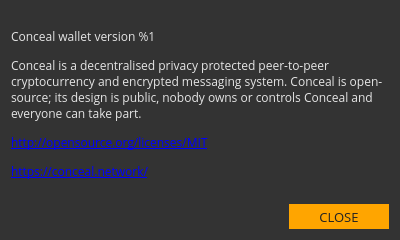
First picture: the form in src/gui/ui/aboutdialog.ui, repository ConcealNetwork/conceal-desktop, before the edit.
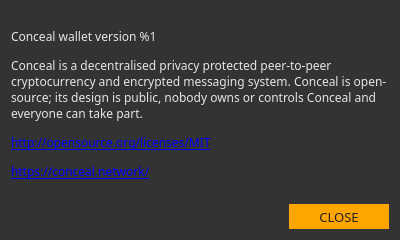
Second picture: the form after the edit.

Diff of the .ui file:
```diff
--- a/src/gui/ui/aboutdialog.ui
+++ b/src/gui/ui/aboutdialog.ui
@@ -45,7 +45,7 @@
      </property>
      <property name="font">
       <font>
-       <family>Open Sans</family>
+       <family>Poppins</family>
        <pointsize>9</pointsize>
       </font>
      </property>
@@ -88,7 +88,7 @@
        </property>
        <property name="font">
         <font>
-         <family>Open Sans</family>
+         <family>Poppins</family>
          <pointsize>10</pointsize>
         </font>
        </property>
```
